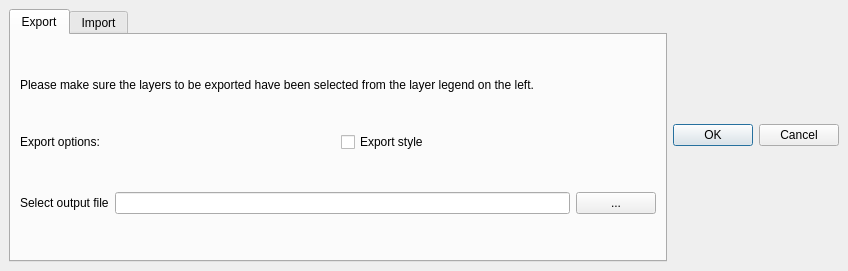
Old version of the form beedip_dockwidget_base.ui in the repository DodoIta/beedip.
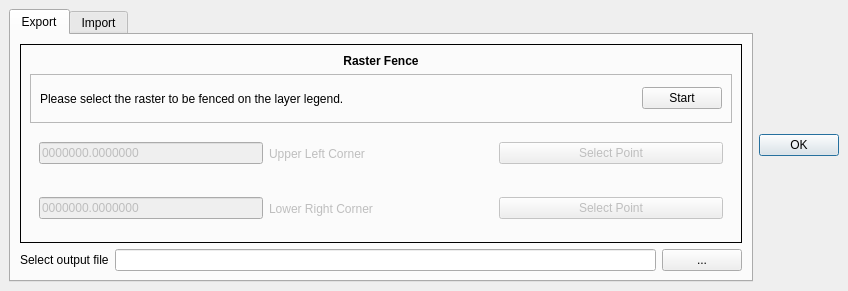
New version of the form.

Commit message: added ui for raster fence, implemented first point retrieval

The edit to the form file:
```diff
--- a/beedip_dockwidget_base.ui
+++ b/beedip_dockwidget_base.ui
@@ -7,7 +7,7 @@
     <x>0</x>
     <y>0</y>
     <width>848</width>
-    <height>271</height>
+    <height>291</height>
    </rect>
   </property>
   <property name="windowTitle">
@@ -17,6 +17,12 @@
    <layout class="QHBoxLayout" name="horizontalLayout_5">
     <item>
      <widget class="QTabWidget" name="tabWidget">
+      <property name="sizePolicy">
+       <sizepolicy hsizetype="Expanding" vsizetype="Expanding">
+        <horstretch>0</horstretch>
+        <verstretch>0</verstretch>
+       </sizepolicy>
+      </property>
       <property name="currentIndex">
        <number>0</number>
       </property>
@@ -26,7 +32,22 @@
        </attribute>
        <layout class="QVBoxLayout" name="verticalLayout_2">
         <item>
-         <layout class="QHBoxLayout" name="horizontalLayout">
+         <widget class="QFrame" name="rasterFrame">
+          <property name="enabled">
+           <bool>true</bool>
+          </property>
+          <property name="sizePolicy">
+           <sizepolicy hsizetype="Preferred" vsizetype="Preferred">
+            <horstretch>0</horstretch>
+            <verstretch>0</verstretch>
+           </sizepolicy>
+          </property>
+          <property name="frameShape">
+           <enum>QFrame::Box</enum>
+          </property>
+          <layout class="QVBoxLayout" name="verticalLayout">
+           <item>
+            <layout class="QHBoxLayout" name="title">
           <item>
            <widget class="QLabel" name="label">
             <property name="sizePolicy">
@@ -35,18 +56,30 @@
               <verstretch>0</verstretch>
              </sizepolicy>
             </property>
+               <property name="font">
+                <font>
+                 <weight>75</weight>
+                 <bold>true</bold>
+                </font>
+               </property>
             <property name="layoutDirection">
              <enum>Qt::LeftToRight</enum>
             </property>
             <property name="autoFillBackground">
              <bool>false</bool>
             </property>
+               <property name="frameShape">
+                <enum>QFrame::NoFrame</enum>
+               </property>
             <property name="text">
-             <string>Please make sure the layers to be exported have been selected from the layer legend on the left.</string>
+                <string>Raster Fence</string>
             </property>
             <property name="scaledContents">
              <bool>false</bool>
             </property>
+               <property name="alignment">
+                <set>Qt::AlignCenter</set>
+               </property>
             <property name="wordWrap">
              <bool>false</bool>
             </property>
@@ -55,27 +88,131 @@
          </layout>
         </item>
         <item>
-         <layout class="QHBoxLayout" name="horizontalLayout_4">
-          <item>
-           <widget class="QLabel" name="label_4">
-            <property name="text">
-             <string>Export options:</string>
-            </property>
-           </widget>
-          </item>
-          <item>
-           <widget class="QCheckBox" name="checkBox">
-            <property name="text">
-             <string>Export style</string>
-            </property>
-           </widget>
-          </item>
-         </layout>
-        </item>
+            <widget class="QFrame" name="row_0">
+             <property name="frameShape">
+              <enum>QFrame::StyledPanel</enum>
+             </property>
+             <property name="frameShadow">
+              <enum>QFrame::Raised</enum>
+             </property>
+             <layout class="QHBoxLayout" name="horizontalLayout">
         <item>
-         <layout class="QHBoxLayout" name="horizontalLayout_2">
-          <item alignment="Qt::AlignVCenter">
            <widget class="QLabel" name="label_2">
+                <property name="contextMenuPolicy">
+                 <enum>Qt::NoContextMenu</enum>
+                </property>
+                <property name="autoFillBackground">
+                 <bool>false</bool>
+                </property>
+                <property name="frameShape">
+                 <enum>QFrame::NoFrame</enum>
+                </property>
+                <property name="frameShadow">
+                 <enum>QFrame::Raised</enum>
+                </property>
+                <property name="text">
+                 <string>Please select the raster to be fenced on the layer legend.</string>
+                </property>
+               </widget>
+              </item>
+              <item>
+               <widget class="QPushButton" name="startButton">
+                <property name="enabled">
+                 <bool>true</bool>
+                </property>
+                <property name="sizePolicy">
+                 <sizepolicy hsizetype="Fixed" vsizetype="Fixed">
+                  <horstretch>0</horstretch>
+                  <verstretch>0</verstretch>
+                 </sizepolicy>
+                </property>
+                <property name="text">
+                 <string>Start</string>
+                </property>
+               </widget>
+              </item>
+             </layout>
+            </widget>
+           </item>
+           <item>
+            <widget class="QWidget" name="row_1" native="true">
+             <property name="enabled">
+              <bool>false</bool>
+             </property>
+             <layout class="QHBoxLayout" name="row_2">
+              <item>
+               <widget class="QLineEdit" name="ulLineEdit">
+                <property name="sizePolicy">
+                 <sizepolicy hsizetype="Preferred" vsizetype="Fixed">
+                  <horstretch>0</horstretch>
+                  <verstretch>0</verstretch>
+                 </sizepolicy>
+                </property>
+                <property name="text">
+                 <string>0000000.0000000</string>
+                </property>
+               </widget>
+              </item>
+              <item>
+               <widget class="QLabel" name="ulLabel">
+                <property name="text">
+                 <string>Upper Left Corner</string>
+                </property>
+               </widget>
+              </item>
+              <item>
+               <widget class="QPushButton" name="ulButton">
+                <property name="text">
+                 <string>Select Point</string>
+                </property>
+               </widget>
+              </item>
+             </layout>
+            </widget>
+           </item>
+           <item>
+            <widget class="QWidget" name="row_4" native="true">
+             <property name="enabled">
+              <bool>false</bool>
+             </property>
+             <layout class="QHBoxLayout" name="row_3">
+              <item>
+               <widget class="QLineEdit" name="lrLineEdit">
+                <property name="sizePolicy">
+                 <sizepolicy hsizetype="Preferred" vsizetype="Fixed">
+                  <horstretch>0</horstretch>
+                  <verstretch>0</verstretch>
+                 </sizepolicy>
+                </property>
+                <property name="text">
+                 <string>0000000.0000000</string>
+                </property>
+               </widget>
+              </item>
+              <item>
+               <widget class="QLabel" name="lrLabel">
+                <property name="text">
+                 <string>Lower Right Corner</string>
+                </property>
+               </widget>
+              </item>
+              <item>
+               <widget class="QPushButton" name="lrButton">
+                <property name="text">
+                 <string>Select Point</string>
+                </property>
+               </widget>
+              </item>
+             </layout>
+            </widget>
+           </item>
+          </layout>
+         </widget>
+        </item>
+        <item>
+         <layout class="QHBoxLayout" name="outputRow">
+          <item alignment="Qt::AlignVCenter">
+           <widget class="QLabel" name="label_4">
             <property name="text">
              <string>Select output file</string>
             </property>
@@ -129,13 +266,19 @@
       </widget>
      </widget>
     </item>
-    <item alignment="Qt::AlignHCenter|Qt::AlignVCenter">
+    <item>
      <widget class="QDialogButtonBox" name="buttonBox">
+      <property name="sizePolicy">
+       <sizepolicy hsizetype="Fixed" vsizetype="Fixed">
+        <horstretch>0</horstretch>
+        <verstretch>0</verstretch>
+       </sizepolicy>
+      </property>
       <property name="orientation">
        <enum>Qt::Horizontal</enum>
       </property>
       <property name="standardButtons">
-       <set>QDialogButtonBox::Cancel|QDialogButtonBox::Ok</set>
+       <set>QDialogButtonBox::Ok</set>
       </property>
      </widget>
     </item>
```
Lines whose indentation alone changed are shown as unchanged. The commit also changes 1 other file.
